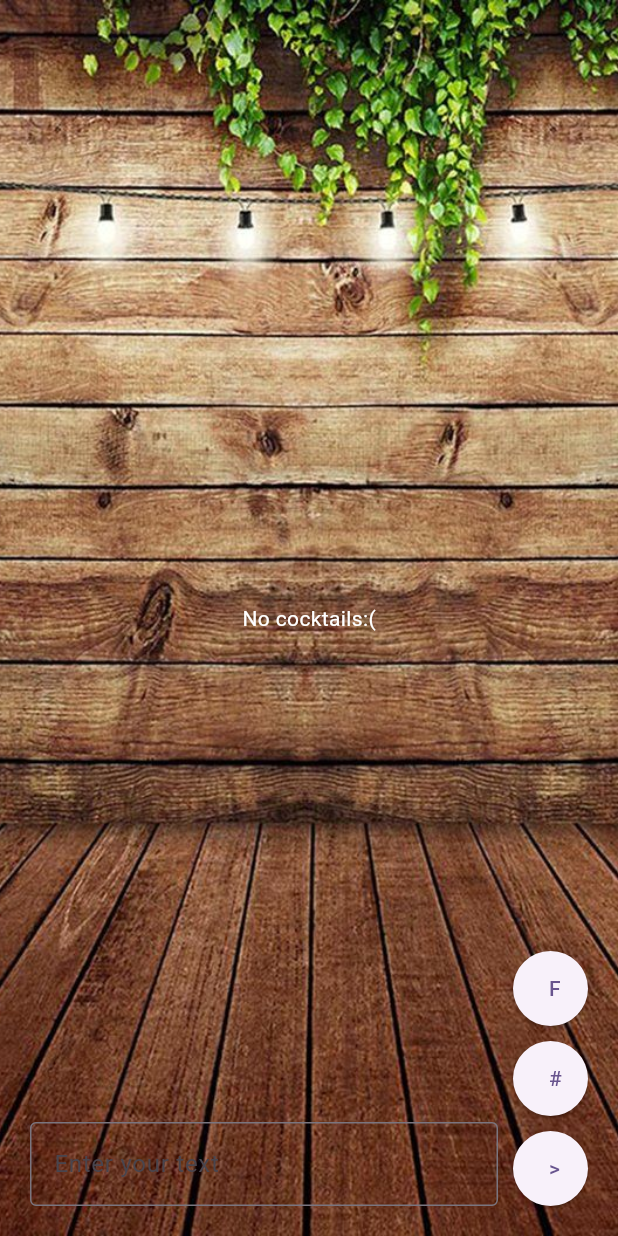
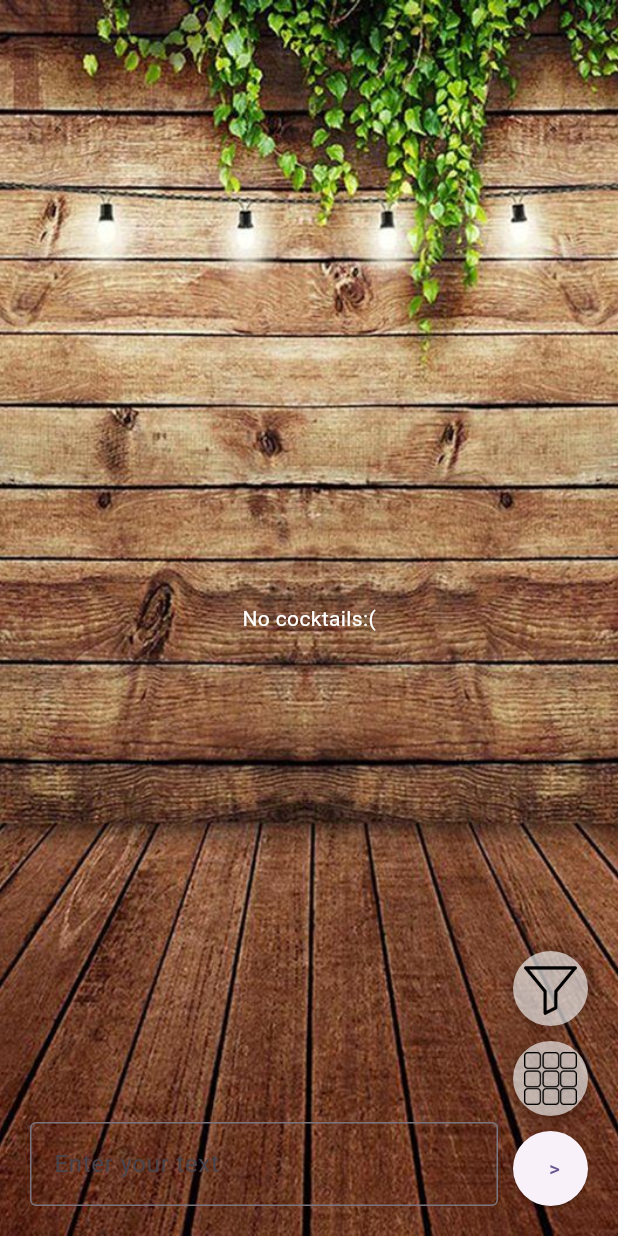
Before and after one commit to jakubbaldyga/rekrutacja-solvro-2024-mobile, a Flutter app: the MainPage screen opened directly, on a phone screen of 412 x 824 dp. Run offline on Flutter 3.47's test engine with Material 3 defaults, Android fonts, the phone set to English and light mode, and no system bars; our stand-ins replace cached_network_image; missing offline and left inert: flutter_image; network calls fail.

Commit message:
added icons and custom button

```diff
--- a/lib/MainPage/CocktailGrid.dart
+++ b/lib/MainPage/CocktailGrid.dart
@@ -16,6 +16,7 @@ class CocktailGrid extends StatefulWidget {
 
   static final double spacing = 10.0;
   static final List<int> gridOptions = [1, 2, 3];
+  static final List<String> gridImageIcons= ["assets/grid1.png", "assets/grid2.png", "assets/grid3.png"];
   static final List<double> tileSizes = [];
 
   CocktailGrid(this.cocktailsIds, this.gridIndice, this.scrollController, this.provider);
--- /dev/null
+++ b/lib/MainPage/ImageRoundButton.dart
@@ -0,0 +1,120 @@
+
+import 'package:flutter/material.dart';
+
+class ImageRoundButton extends StatefulWidget {
+  final GestureTapCallback onPressed;
+  final String imagePath;
+
+  static const Color normalColor = Color(0xA0FFFFFF);
+  static const Color pressedColor = Color(0xA0A0A0A0);
+
+  final double? top;
+  final double? right;
+  final double? bottom;
+  final double? left;
+  final double size;
+
+  ImageRoundButton({
+    required this.onPressed,
+    required this.imagePath,
+    this.top,
+    this.right,
+    this.bottom,
+    this.left,
+    required this.size,
+  }) : super(key: Key(imagePath));
+
+  @override
+  _ImageRoundButtonState createState() => _ImageRoundButtonState();
+}
+
+class _ImageRoundButtonState extends State<ImageRoundButton> with SingleTickerProviderStateMixin {
+  late AnimationController _controller;
+  late Animation<double> _scaleAnimation;
+  late Animation<Color?> _colorAnimation;
+
+  @override
+  void initState() {
+    super.initState();
+    _controller = AnimationController(
+      duration: const Duration(milliseconds: 100),
+      vsync: this,
+    );
+
+    _scaleAnimation = Tween<double>(begin: 1.0, end: 0.9).animate(_controller);
+    _colorAnimation = ColorTween(begin: ImageRoundButton.normalColor, end: ImageRoundButton.pressedColor).animate(_controller);
+  }
+
+  @override
+  void dispose() {
+    _controller.dispose();
+    super.dispose();
+  }
+
+  void _onTapDown(TapDownDetails details) {
+    _controller.forward();
+  }
+
+  void _onTapUp(TapUpDetails details) {
+    _controller.reverse();
+    widget.onPressed();
+  }
+
+  void _onTapCancel() {
+    _controller.reverse();
+  }
+
+  @override
+  Widget build(BuildContext context) {
+    return Positioned(
+      top: widget.top,
+      right: widget.right,
+      bottom: widget.bottom,
+      left: widget.left,
+      width: widget.size,
+      height: widget.size,
+      child: GestureDetector(
+        onTapDown: _onTapDown,
+        onTapUp: _onTapUp,
+        onTapCancel: _onTapCancel,
+        child: ScaleTransition(
+          scale: _scaleAnimation,
+          child: AnimatedBuilder(
+            animation: _colorAnimation,
+            builder: (context, child) {
+              return _imageContainer(_colorAnimation.value);
+            },
+          ),
+        ),
+      ),
+    );
+  }
+
+  Container _imageContainer(Color? color) {
+    return Container(
+      decoration: BoxDecoration(
+        borderRadius: BorderRadius.circular(widget.size / 2),
+        color: color,
+        boxShadow: [
+          BoxShadow(
+            color: Colors.black.withOpacity(0.2),
+            offset: Offset(0, 2),
+            blurRadius: 6,
+            spreadRadius: 1,
+          ),
+        ],
+      ),
+      child: Align(
+        alignment: Alignment.center,
+        child: Container(
+          height: widget.size - 15,
+          width: widget.size - 15,
+          child: Image.asset(
+            widget.imagePath,
+            fit: BoxFit.fill,
+          ),
+        ),
+      ),
+    );
+  }
+}
--- a/lib/MainPage/MainPage.dart
+++ b/lib/MainPage/MainPage.dart
@@ -8,6 +8,7 @@ import 'package:solvro_cocktails/MainPage/CocktailGrid.dart';
 import 'package:solvro_cocktails/Services/QueryOptions.dart';
 
 import 'ICocktailGridProvider.dart';
+import 'ImageRoundButton.dart';
 
 class MainPage extends StatefulWidget {
   const MainPage({super.key});
@@ -77,41 +78,36 @@ bool _isFilterWindowActive = false;
          fit: StackFit.expand,
         children: [
           backgroundImage(),
-          CocktailGrid(cocktailsIds, gridIndice, _scrollController, this), // Your cocktail grid
-          Positioned(
-              height: 50,
+          CocktailGrid(cocktailsIds, gridIndice, _scrollController, this),
+          ImageRoundButton(
+              size: 50,
               right: 20,
-              width: 50,
               bottom:  140,
-              child: ElevatedButton(
+              imagePath: "assets/filter_icon.png",
               onPressed: () async {
                 setState(() {
                   _isFilterWindowActive = !_isFilterWindowActive;
                 });
                 if(!_isFilterWindowActive) {
                   if(FilterWindow.changed) {
-                        print("hello there");
+                    print("Filters changed");
                     await loadCocktails();
                   }
                 }
               },
-                child: Text("F"),
+
           ),
-          ),
-          Positioned(
+          ImageRoundButton(
+              size: 50,
               bottom: 80,
               right: 20,
-            width: 50,
-            height: 50,
-            child: ElevatedButton(
               onPressed: () {
                 setState(() {
                   gridIndice+=1;
                   if(gridIndice == CocktailGrid.gridOptions.length) gridIndice = 0;
                 });
               },
-              child: Text("#"),
-            ),
+              imagePath: CocktailGrid.gridImageIcons[gridIndice],
           ),
           Positioned(
             bottom: 20,
--- a/pubspec.yaml
+++ b/pubspec.yaml
@@ -64,6 +64,10 @@ flutter:
   assets:
     - assets/background.jpg
     - assets/loading.png
+    - assets/filter_icon.png
+    - assets/grid1.png
+    - assets/grid2.png
+    - assets/grid3.png
     - assets/default_ingredient_icon.png
   # To add assets to your application, add an assets section, like this:
   # assets:
```
Also changed, not shown: assets/filter_icon.png (added), assets/grid1.png (added), assets/grid2.png (added), assets/grid3.png (added). Lines whose indentation alone changed are shown as unchanged.
